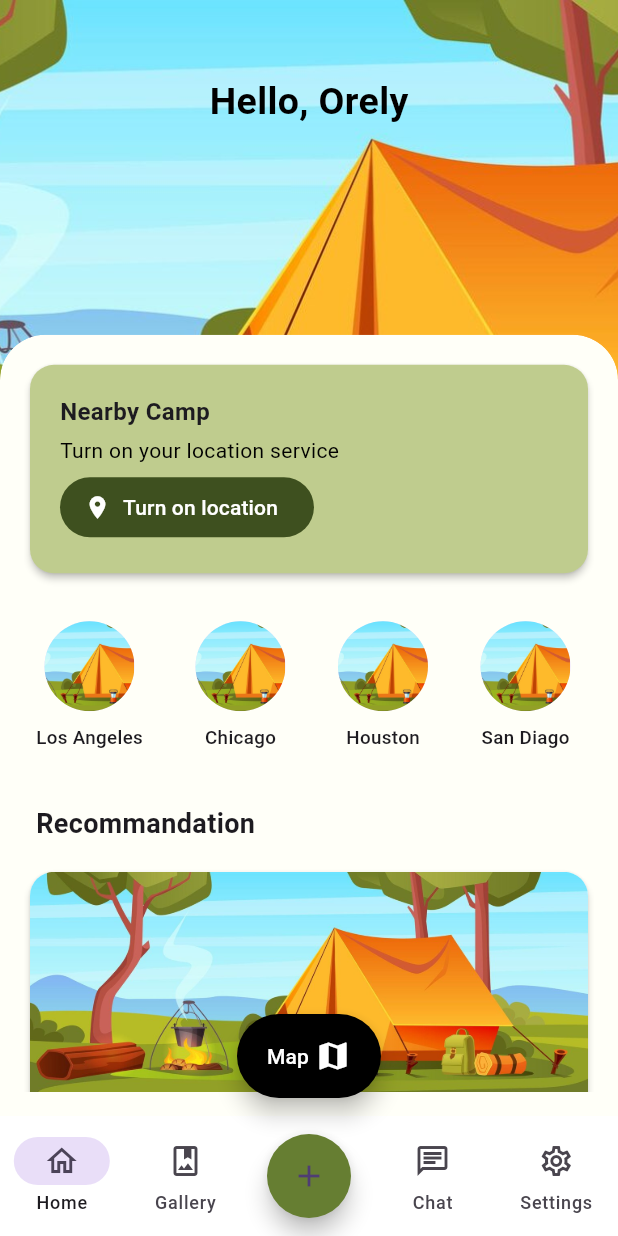
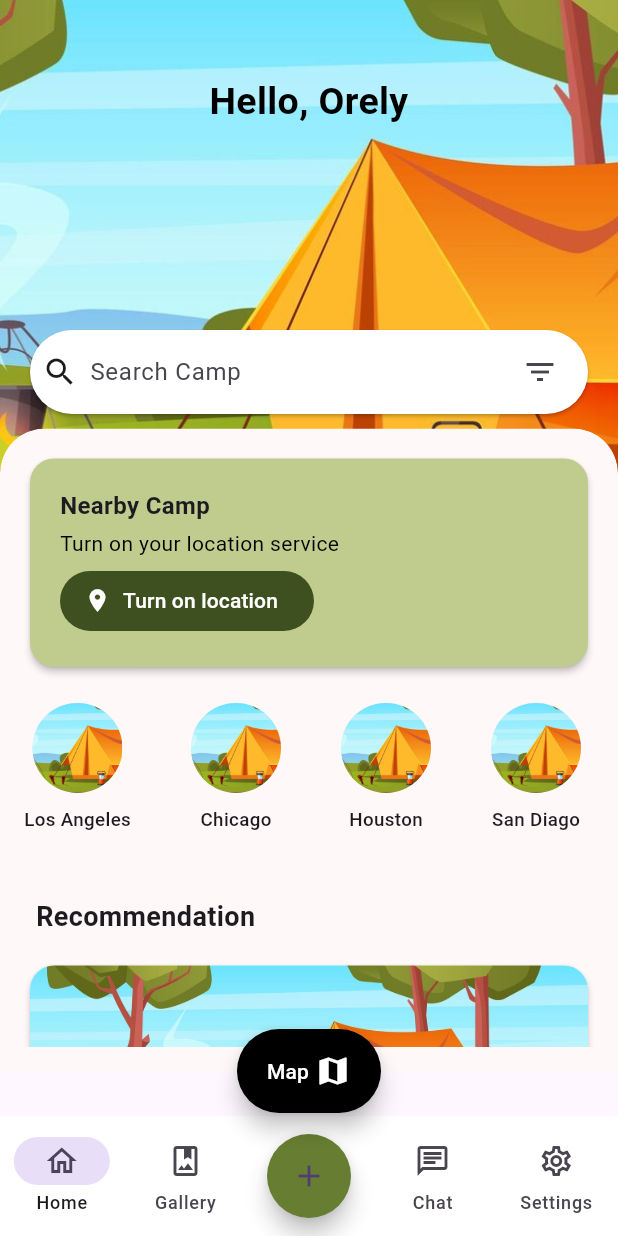
Before and after one commit to rayenchelba/Camping_app, a Flutter app: the screen it shows after launch, on a phone screen of 412 x 824 dp. Run offline on Flutter 3.47's test engine with Material 3 defaults, Android fonts, the phone set to English and light mode, and no system bars.

Commit message:
fixed UI animation

```diff
--- a/lib/views/HomePage.dart
+++ b/lib/views/HomePage.dart
@@ -11,8 +11,33 @@ class Homepage extends StatefulWidget {
 
 class _HomepageState extends State<Homepage> {
   final List<camps> ls = camps.getcamps();
-  List<recomdation> rc=recomdation.getrec();
-
+  List<recomdation> rc = recomdation.getrec();
+  DraggableScrollableController scrolcrtl=DraggableScrollableController();
+  double barpos=220;
+  double titleocp=1;
+  bool btn=true;
+  @override
+  void initState() {
+    // TODO: implement initState
+    super.initState();
+    scrolcrtl.addListener(()
+        {
+      setState(() {
+        barpos = (230 - (scrolcrtl.size - 0.6) * 1000);
+        barpos=barpos.clamp(20, 220);
+        titleocp = 1 - ((scrolcrtl.size - 0.6) / 0.2);
+        titleocp=titleocp.clamp(0, 1);
+        btn=scrolcrtl.size==0.6;
+        print(barpos);
+      });
+    });
+  }
+  @override
+  void dispose() {
+    // TODO: implement dispose
+    super.dispose();
+    scrolcrtl.dispose();
+  }
   @override
   Widget build(BuildContext context) {
     return Scaffold(
@@ -24,30 +49,32 @@ class _HomepageState extends State<Homepage> {
               Container(
                 height: 370,
                 width: double.infinity,
-                decoration:  BoxDecoration(
+                decoration: const BoxDecoration(
                   image: DecorationImage(
                     image: AssetImage('assets/images/camping.jpg'),
                     fit: BoxFit.cover,
                   ),
                 ),
-                child: Padding(
-                  padding: const EdgeInsets.only(top: 50),
-                  child: Column(
-                    children: [
-                      const Text(
+              ),
+              Positioned(
+                top: 50,
+                  left: 0,
+                  right: 0,
+                  child: AnimatedOpacity(
+                      opacity: titleocp,
+                      duration: Duration(microseconds: 0),
+                  child:Text(
                     'Hello, Orely',
                     style: TextStyle(
                       fontSize: 25,
                       fontWeight: FontWeight.bold,
                       color: Colors.black,
-                        ),
-                      ),
-                      SizedBox(height: 140,),
-                      Padding(
-                        padding: const EdgeInsets.symmetric(
-                          horizontal: 16.0,
-                          vertical: 16.0,
-                        ),
+                    ),textAlign: TextAlign.center,
+                  ),)),
+              AnimatedPositioned(
+                top: barpos,
+                  left: 20,
+                  right: 20,
                   child: SearchBar(
                     hintText: 'Search Camp',
                     leading: const Icon(Icons.search),
@@ -57,77 +84,71 @@ class _HomepageState extends State<Homepage> {
                         icon: const Icon(Icons.filter_list),
                       ),
                     ],
-                          elevation: MaterialStateProperty.all(1.0),
-                          backgroundColor: MaterialStateProperty.all(
-                            Colors.white,
-                          ),
-                          shape: MaterialStateProperty.all(
+                    elevation: const MaterialStatePropertyAll(1.0),
+                    backgroundColor: const MaterialStatePropertyAll(Colors.white),
+                    shape: const MaterialStatePropertyAll(
                       RoundedRectangleBorder(
-                              borderRadius: BorderRadius.circular(30),
+                        borderRadius: BorderRadius.all(Radius.circular(30)),
                       ),
                     ),
                   ),
-                      ),
-                    ],
-                  ),
-                ),
-              ),
+                  duration: Duration(microseconds: 0)),
               DraggableScrollableSheet(
-                initialChildSize: 0.7,
+                controller: scrolcrtl,
+                initialChildSize: 0.6,
                 minChildSize: 0.6,
-                maxChildSize: 0.9,
-                builder: (context,scrollController){
+                maxChildSize: 0.87,
+                builder: (context, scrollController) {
                   return ClipRRect(
-                  borderRadius: BorderRadius.vertical(top: Radius.circular(30)),
+                    borderRadius:
+                    const BorderRadius.vertical(top: Radius.circular(30)),
                     child: Container(
                       width: double.infinity,
-                    height: MediaQuery.of(context).size.height-320,
                       decoration: const BoxDecoration(
-                      color: Color(0xfffffff8),
+                        color: Color(0xFFFFF8F8),
                         borderRadius: BorderRadius.vertical(
                           top: Radius.circular(30),
                         ),
                       ),
                       child: Padding(
                         padding: const EdgeInsets.all(16.0),
-                        child:
-                        SingleChildScrollView(
+                        child: SingleChildScrollView(
                           controller: scrollController,
                           child: Column(
                             crossAxisAlignment: CrossAxisAlignment.start,
                             children: [
                               Card(
-                                  color: Color.fromARGB(255, 191, 204, 142),
+                                color: const Color.fromARGB(255, 191, 204, 142),
                                 elevation: 2,
                                 shape: RoundedRectangleBorder(
                                   borderRadius: BorderRadius.circular(16),
                                 ),
-                                  child: Padding(
-                                    padding: EdgeInsets.all(20),
                                 child: Container(
                                   width: double.infinity,
+                                  padding: const EdgeInsets.all(20),
                                   child: Column(
-                                        crossAxisAlignment: CrossAxisAlignment.start,
+                                    crossAxisAlignment:
+                                    CrossAxisAlignment.start,
                                     children: [
-                                          Text(
+                                      const Text(
                                         'Nearby Camp',
                                         style: TextStyle(
                                           fontWeight: FontWeight.bold,
                                           fontSize: 16,
                                         ),
                                       ),
-                                          SizedBox(height: 4),
-                                          Text(
+                                      const SizedBox(height: 4),
+                                      const Text(
                                         'Turn on your location service',
                                         style: TextStyle(color: Colors.black),
                                       ),
-                                          SizedBox(height: 4),
+                                      const SizedBox(height: 4),
                                       FilledButton.icon(
                                         onPressed: () {},
-                                            icon: Icon(Icons.location_on),
-                                            label: Text('Turn on location'),
+                                        icon: const Icon(Icons.location_on),
+                                        label: const Text('Turn on location'),
                                         style: FilledButton.styleFrom(
-                                              backgroundColor: Color(0xFF3E501F),
+                                          backgroundColor: const Color(0xFF3E501F),
                                           foregroundColor: Colors.white,
                                         ),
                                       ),
@@ -135,43 +156,51 @@ class _HomepageState extends State<Homepage> {
                                   ),
                                 ),
                               ),
-                                ),
-                                SizedBox(height: 20),
-                                Container(
-                                  padding: EdgeInsets.all(8),
+                              const SizedBox(height: 20),
+                              // Horizontal list of camps
+                              SizedBox(
                                 height: 120,
                                 child: ListView.separated(
                                   scrollDirection: Axis.horizontal,
                                   itemCount: ls.length,
-                                    separatorBuilder: (context, index) => SizedBox(width: 35),
+                                  separatorBuilder: (context, index) =>
+                                  const SizedBox(width: 40),
                                   itemBuilder: (context, index) {
                                     return Column(
                                       mainAxisSize: MainAxisSize.min,
                                       children: [
                                         CircleAvatar(
                                           radius: 30,
-                                            backgroundImage: AssetImage(ls[index].path),
+                                          backgroundImage:
+                                          AssetImage(ls[index].path),
                                         ),
-                                          SizedBox(height: 9),
+                                        const SizedBox(height: 9),
                                         Text(
                                           ls[index].name,
-                                            style: TextStyle(fontSize: 12.5,fontWeight: FontWeight.w500),
+                                          style: const TextStyle(
+                                            fontSize: 12.5,
+                                            fontWeight: FontWeight.w500,
+                                          ),
                                         ),
                                       ],
                                     );
                                   },
                                 ),
                               ),
-                                Padding(
-                                  padding: EdgeInsets.only(left: 8,bottom: 15,top: 10),
-                                  child: Text('Recommandation',style: TextStyle(
-                                    fontWeight: FontWeight.bold,
-                                    fontSize: 18
-                                  ),),
+                              // Recommendation Section Header
+                              const Padding(
+                                padding: EdgeInsets.only(
+                                    left: 8, bottom: 15, top: 10),
+                                child: Text(
+                                  'Recommendation',
+                                  style: TextStyle(
+                                      fontWeight: FontWeight.bold, fontSize: 18),
                                 ),
+                              ),
+                              // Vertical list of recommendation cards
                               ListView.separated(
                                 shrinkWrap: true,
-                                  physics: NeverScrollableScrollPhysics(),
+                                physics: const NeverScrollableScrollPhysics(),
                                 itemCount: rc.length,
                                 itemBuilder: (context, index) {
                                   return Card(
@@ -185,35 +214,55 @@ class _HomepageState extends State<Homepage> {
                                       children: [
                                         Image.asset(rc[index].path),
                                         Padding(
-                                            padding: EdgeInsets.fromLTRB(20, 10, 20, 10),
+                                          padding: const EdgeInsets.fromLTRB(
+                                              20, 10, 20, 10),
                                           child: Row(
                                             children: [
+                                              // Date Column
                                               Column(
                                                 children: [
                                                   Container(
-                                                        child: Text(rc[index].day,style: TextStyle(
-                                                          fontSize: 15
-                                                        ),),
+                                                    padding:
+                                                    const EdgeInsets.all(5),
                                                     decoration: BoxDecoration(
-                                                      color: Color(0xff89AC46).withOpacity(0.7),
+                                                      color: const Color(0xff89AC46)
+                                                          .withOpacity(0.7),
                                                     ),
-                                                    padding: EdgeInsets.all(5),),
-                                                    Text(rc[index].month,style: TextStyle(
-                                                      fontSize: 12
-                                                    ),),
+                                                    child: Text(
+                                                      rc[index].day,
+                                                      style: const TextStyle(
+                                                        fontSize: 15,
+                                                      ),
+                                                    ),
+                                                  ),
+                                                  Text(
+                                                    rc[index].month,
+                                                    style: const TextStyle(
+                                                      fontSize: 12,
+                                                    ),
+                                                  ),
                                                 ],
                                               ),
-                                                SizedBox(width: 20),
+                                              const SizedBox(width: 20),
+                                              // Details Column
                                               Column(
-                                                  crossAxisAlignment: CrossAxisAlignment.start,
+                                                crossAxisAlignment:
+                                                CrossAxisAlignment.start,
                                                 children: [
-                                                    Text(rc[index].title,style: TextStyle(
+                                                  Text(
+                                                    rc[index].title,
+                                                    style: const TextStyle(
                                                       fontSize: 18,
-                                                      fontWeight: FontWeight.bold
-                                                    ),),
-                                                    Text(rc[index].location,style: TextStyle(
-                                                      color: Colors.grey
-                                                    ),),
+                                                      fontWeight:
+                                                      FontWeight.bold,
+                                                    ),
+                                                  ),
+                                                  Text(
+                                                    rc[index].location,
+                                                    style: const TextStyle(
+                                                      color: Colors.grey,
+                                                    ),
+                                                  ),
                                                 ],
                                               ),
                                             ],
@@ -223,64 +272,87 @@ class _HomepageState extends State<Homepage> {
                                     ),
                                   );
                                 },
-                                  separatorBuilder: (context, index) => SizedBox(height: 10),
-                                ),
-                              ],
-                            ),
-
-                        )
-
-                    ),
-                  ),
-                );}
+                                separatorBuilder: (context, index) =>
+                                const SizedBox(height: 10),
                               ),
                             ],
                           ),
                         ),
                       ),
-      bottomNavigationBar: NavigationBar(
+                    ),
+                  );
+                },
+              ),
+            ],
+          ),
+        ),
+      ),
+      bottomNavigationBar: Container(
+        margin: EdgeInsets.only(top: 30),
+        child: NavigationBar(
           backgroundColor: Colors.white,
-        destinations:  [
-          NavigationDestination(
+          destinations: [
+            const NavigationDestination(
               icon: Icon(Icons.home_outlined),
               label: 'Home',
             ),
-          NavigationDestination(
+            const NavigationDestination(
               icon: Icon(Icons.photo_album_outlined),
               label: 'Gallery',
             ),
             FloatingActionButton(
+              backgroundColor: Color(0xff677E32),
+              child: const Icon(Icons.add),
+              shape: const CircleBorder(),
               onPressed: () {},
-            child: Icon(Icons.add),
-            shape: CircleBorder(),
-            backgroundColor: Color(0xFF667E32),
             ),
-          NavigationDestination(
+            const NavigationDestination(
               icon: Icon(Icons.chat_outlined),
               label: 'Chat',
             ),
-          NavigationDestination(
+            const NavigationDestination(
               icon: Icon(Icons.settings_outlined),
               label: 'Settings',
             ),
           ],
         ),
-      floatingActionButton: FloatingActionButton.extended(
+      ),
+      // Floating Action Button (Map)
+      floatingActionButton: AnimatedSwitcher(
+        duration: Duration(seconds: 2),
+        child:btn ? FloatingActionButton.extended(
+          onPressed: () {},
           shape: RoundedRectangleBorder(
-          borderRadius: BorderRadius.circular(30)
+            borderRadius: BorderRadius.circular(30),
           ),
-        onPressed: (){},
           backgroundColor: Colors.black,
           label: Row(
-        children: [
-          Text('Map',style: TextStyle(
-            color: Colors.white
-          ),),
-          SizedBox(width: 4,),
-          Icon(Icons.map,color: Colors.white,)
+            children:  [
+              Text(
+                'Map',
+                style: TextStyle(color: Colors.white),
+              ),
+              SizedBox(width: 4),
+              Icon(
+                Icons.map,
+                color: Colors.white,
+              ),
             ],
-      ),),
-      floatingActionButtonLocation: FloatingActionButtonLocation.miniCenterFloat,
+          ),
+        ) :FloatingActionButton(
+          onPressed: () {},
+          shape: RoundedRectangleBorder(
+            borderRadius: BorderRadius.circular(30),
+          ),
+          backgroundColor: Colors.black,
+          child:
+              Icon(
+                Icons.map,
+                color: Colors.white,
+              ),
+        ),
+      ),
+      floatingActionButtonLocation: FloatingActionButtonLocation.centerDocked,
     );
   }
 }
```
Lines whose indentation alone changed are shown as unchanged.
